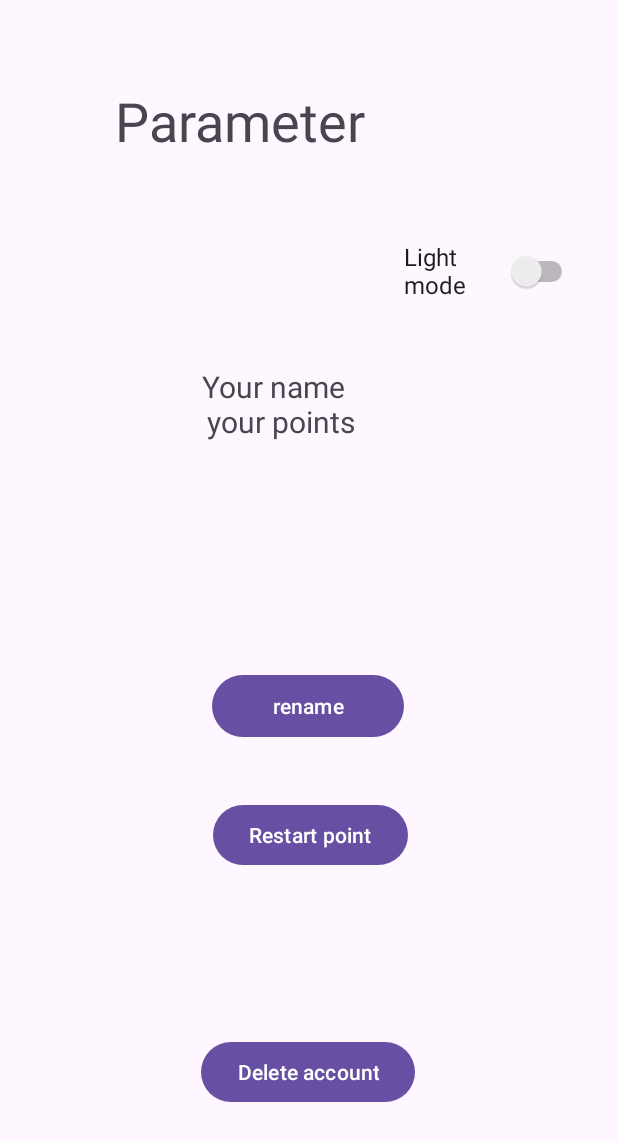
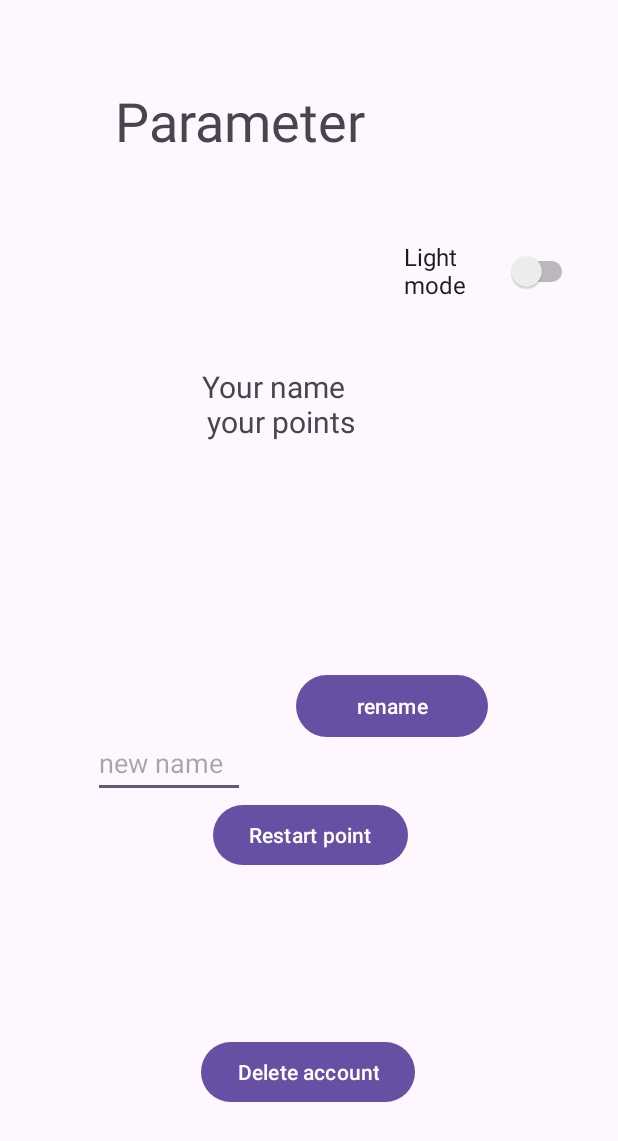
Before and after one commit to Arthur-Vogel/LeQuizzyBaguette, an Android app: the ParameterActivity screen opened directly, with no data from a screen before it, on a phone screen of 412 x 824 dp. Shown: the top 1141 px of the screen. Run offline under Robolectric (Android 15) with nearby library versions, the light colour scheme and no system bars; our stand-ins replace Room's generated code.

Commit message:
commit because i need the work of my partner

```diff
--- a/app/src/main/java/com/example/quizz/ParameterActivity.java
+++ b/app/src/main/java/com/example/quizz/ParameterActivity.java
@@ -14,16 +14,19 @@ import com.example.quizz.databinding.ActivityParameterBinding;
 
 public class ParameterActivity extends AppCompatActivity {
     ActivityParameterBinding binding;
+    private UserRepository userRepository;
 
     @Override
     protected void onCreate(Bundle savedInstanceState) {
         super.onCreate(savedInstanceState);
         binding = ActivityParameterBinding.inflate(getLayoutInflater());
+        userRepository = UserRepository.getRepository(getApplication());
 
         binding.deleteAccountButton.setOnClickListener(new View.OnClickListener() {
             @Override
             public void onClick(View v) {
                 //delete account
+                //userRepository.deleteUser(user.getId());
             }
         });
 
@@ -38,6 +41,12 @@ public class ParameterActivity extends AppCompatActivity {
             @Override
             public void onClick(View v) {
                 //rename user
+                String newName = binding.nameInput.getText().toString();
+                if (newName.isEmpty()) {
+                    // Show error message
+                    return;
+                }
+               // UserRepository.renameUser(newName, userRepository.getUserId());
             }
         });
 
@@ -56,4 +65,6 @@ public class ParameterActivity extends AppCompatActivity {
             return insets;
         });
     }
+
+
 }
--- a/app/src/main/java/com/example/quizz/UserDAO.java
+++ b/app/src/main/java/com/example/quizz/UserDAO.java
@@ -36,4 +36,7 @@ public interface UserDAO {
 
     @Query("SELECT * FROM " + AppDatabase.USER_TABLE + " WHERE id == :userId" )
     LiveData<User> getUserByUserId(int userId);
+
+    @Query("UPDATE " + AppDatabase.USER_TABLE + " SET username = :newName WHERE id == :userId ")
+    void renameUser(String newName, int userId);
 }
--- a/app/src/main/java/com/example/quizz/UserRepository.java
+++ b/app/src/main/java/com/example/quizz/UserRepository.java
@@ -68,6 +68,13 @@ public class UserRepository {
         });
     }
 
+    public void renameUser(String newName, int userId) {
+        AppDatabase.databaseWriteExecutor.execute(() ->
+        {
+            userDAO.renameUser(newName, userId);
+        });
+    }
+
     public User getUserByUsernameAndPassword(String username, String password) {
         return userDAO.getUserSync(username, password);
     }
--- a/app/src/main/res/layout/activity_parameter.xml
+++ b/app/src/main/res/layout/activity_parameter.xml
@@ -58,6 +58,23 @@
         app:layout_constraintTop_toTopOf="parent"
         app:layout_constraintVertical_bias="0.89" />
 
+    <EditText
+        android:id="@+id/nameInput"
+        android:layout_width="101dp"
+        android:layout_height="46dp"
+        android:layout_marginTop="32dp"
+        android:layout_marginBottom="292dp"
+        android:autofillHints=""
+        android:hint="new name"
+        android:inputType="text"
+        android:textSize="18sp"
+        app:layout_constraintBottom_toBottomOf="parent"
+        app:layout_constraintEnd_toEndOf="parent"
+        app:layout_constraintHorizontal_bias="0.2"
+        app:layout_constraintStart_toStartOf="parent"
+        />
+
+
     <Button
         android:id="@+id/renameButton"
         android:layout_width="128dp"
@@ -65,7 +82,7 @@
         android:text="rename"
         app:layout_constraintBottom_toBottomOf="parent"
         app:layout_constraintEnd_toEndOf="parent"
-        app:layout_constraintHorizontal_bias="0.498"
+        app:layout_constraintHorizontal_bias="0.696"
         app:layout_constraintStart_toStartOf="parent"
         app:layout_constraintTop_toTopOf="parent"
         app:layout_constraintVertical_bias="0.576" />
```
